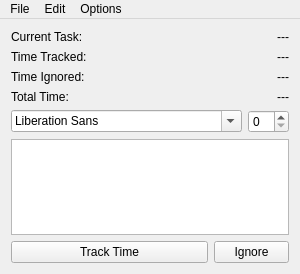
This is mainwindow.ui in themattkerr/TimeTracker as Qt 5 draws it before an edit. The edited form follows.
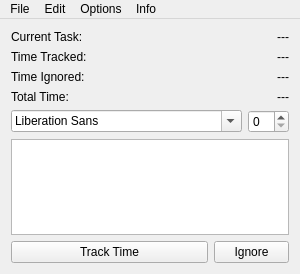
This is the edited form. Icons and pictures are not drawn.

What changed in the file:
```diff
--- a/mainwindow.ui
+++ b/mainwindow.ui
@@ -238,9 +238,16 @@
     <addaction name="actionUndo_last_time_logging"/>
     <addaction name="actionInsert_time_break"/>
    </widget>
+   <widget class="QMenu" name="menuInfo">
+    <property name="title">
+     <string>Info</string>
+    </property>
+    <addaction name="actionAbout"/>
+   </widget>
    <addaction name="menuOptions"/>
    <addaction name="menuUndo"/>
    <addaction name="menuOptions_2"/>
+   <addaction name="menuInfo"/>
   </widget>
   <action name="actionShow_current_task_counter">
    <property name="checkable">
```
Left out of the diff: 5 changed lines with no effect on the pictures.
